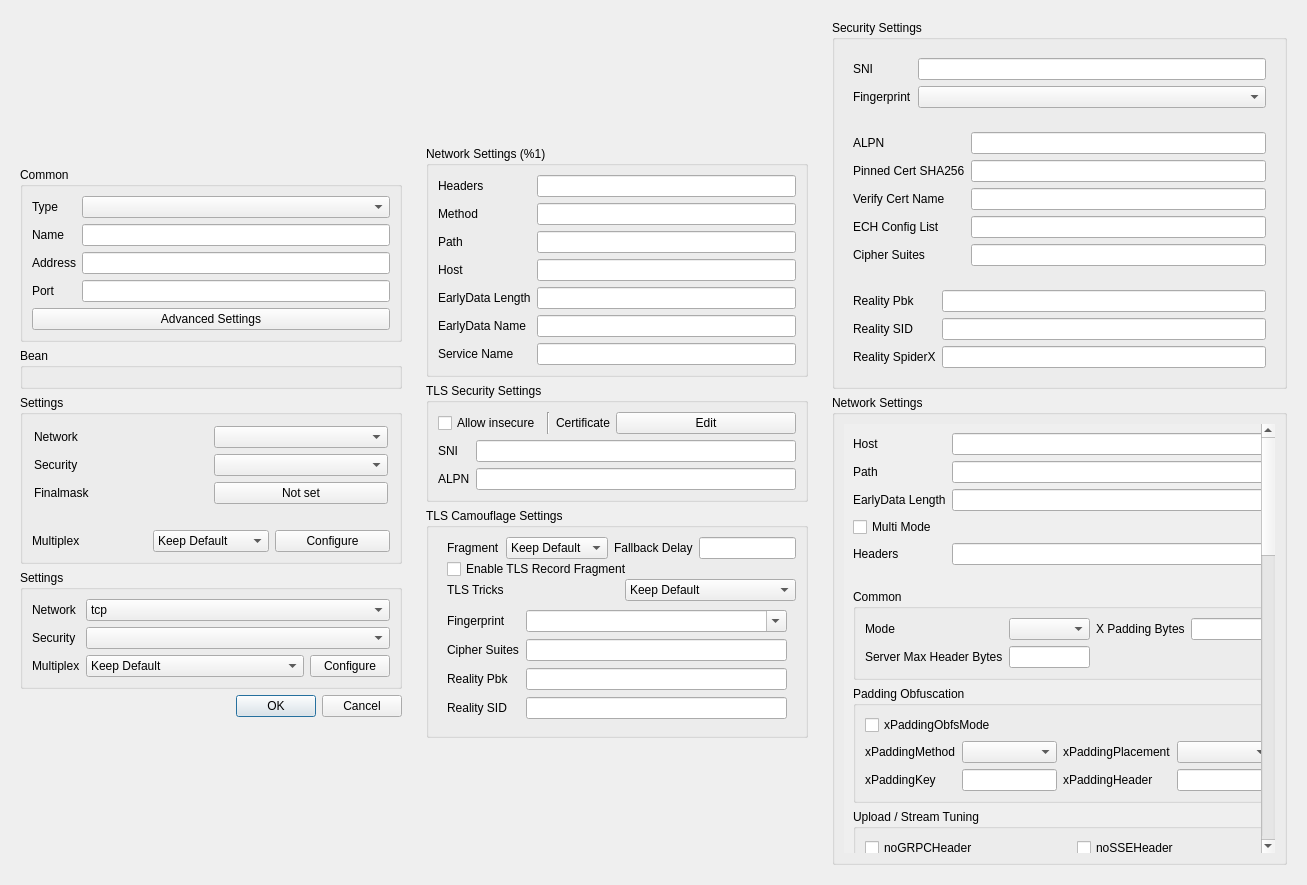
Qt form include/ui/profile/dialog_edit_profile.ui (throneproj/Throne) before a commit.
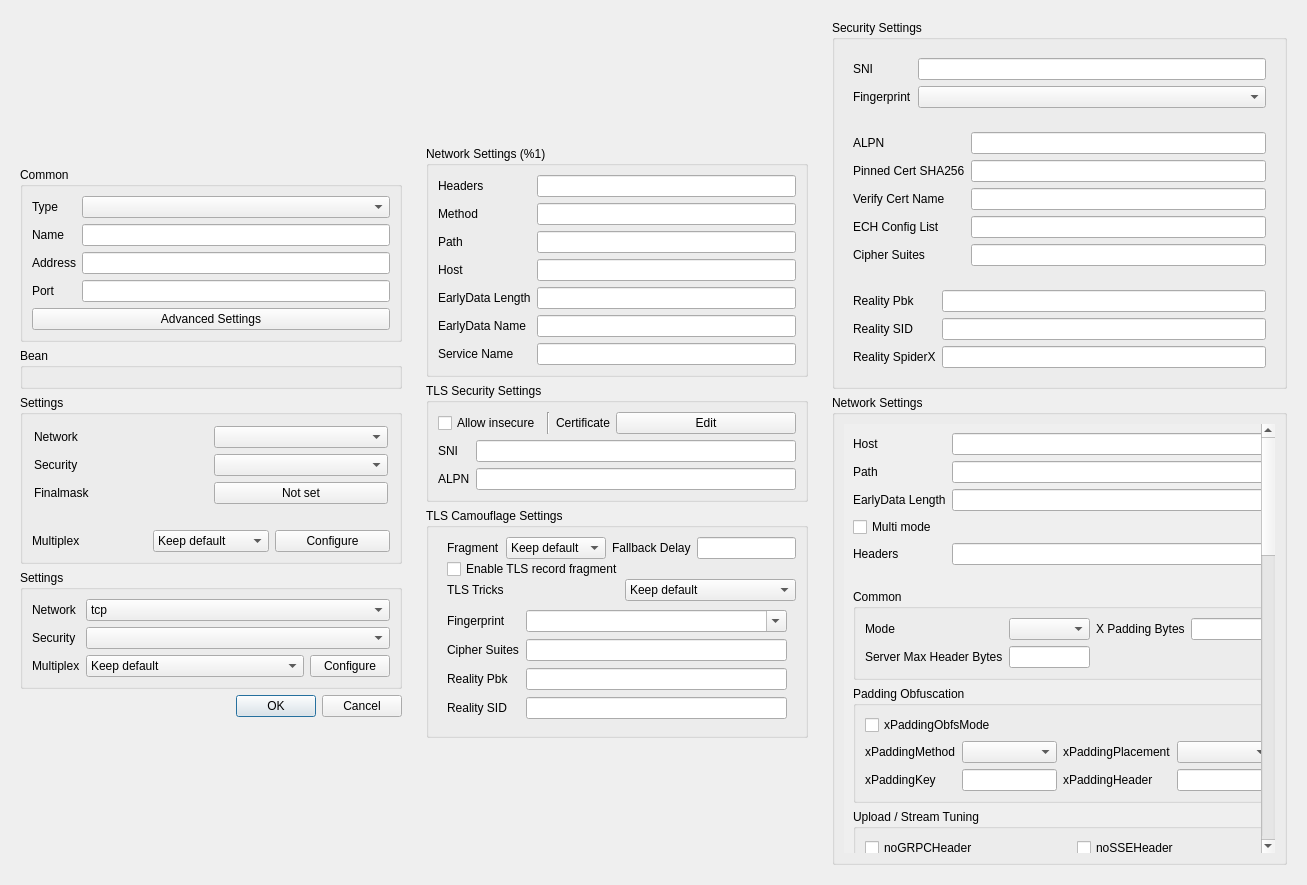
The same form after that commit. Custom widgets are drawn as their Qt base class.

```diff
--- a/include/ui/profile/dialog_edit_profile.ui
+++ b/include/ui/profile/dialog_edit_profile.ui
@@ -239,7 +239,7 @@
              <widget class="QComboBox" name="xray_mux">
               <item>
                <property name="text">
-                <string>Keep Default</string>
+                <string>Keep default</string>
                </property>
               </item>
               <item>
@@ -357,7 +357,7 @@
                </property>
                <item>
                 <property name="text">
-                 <string>Keep Default</string>
+                 <string>Keep default</string>
                 </property>
                </item>
                <item>
@@ -786,7 +786,7 @@
                  </property>
                  <item>
                   <property name="text">
-                   <string>Keep Default</string>
+                   <string>Keep default</string>
                   </property>
                  </item>
                  <item>
@@ -823,7 +823,7 @@
             <item>
              <widget class="QCheckBox" name="tls_rec_frag">
               <property name="text">
-               <string>Enable TLS Record Fragment</string>
+               <string>Enable TLS record fragment</string>
               </property>
              </widget>
             </item>
@@ -859,7 +859,7 @@
                  </property>
                  <item>
                   <property name="text">
-                   <string>Keep Default</string>
+                   <string>Keep default</string>
                   </property>
                  </item>
                  <item>
@@ -1252,7 +1252,7 @@
                 <item row="3" column="0">
                  <widget class="QCheckBox" name="xray_multi_mode">
                   <property name="text">
-                   <string>Multi Mode</string>
+                   <string>Multi mode</string>
                   </property>
                  </widget>
                 </item>
```
Left out of the diff: 36 changed lines with no effect on the pictures.
